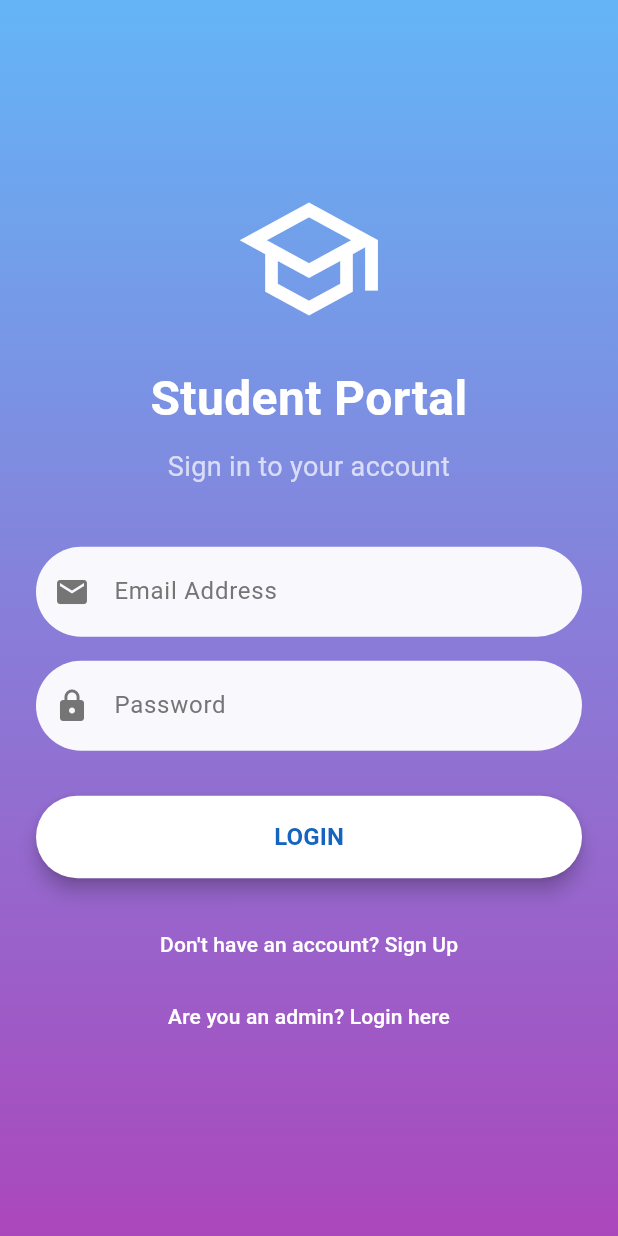
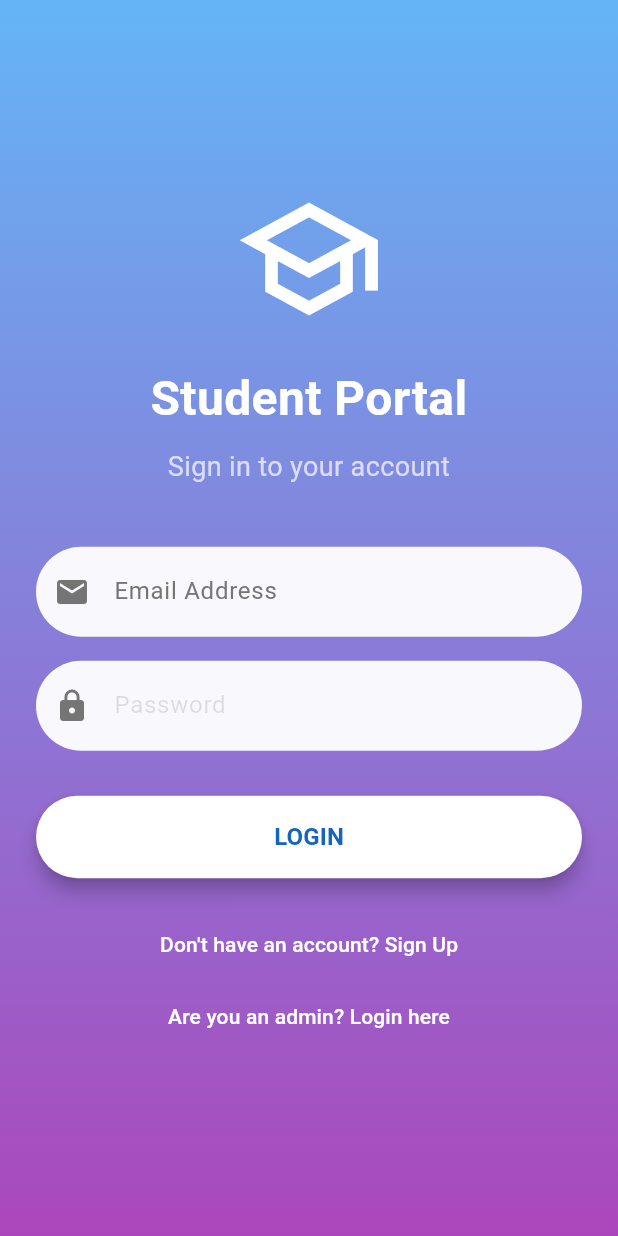
Before and after one commit to waris-ali-git/login, a Flutter app: the LoginScreen screen opened by its route, on a phone screen of 412 x 824 dp. Run offline on Flutter 3.47's test engine with Material 3 defaults, Android fonts, the phone set to English and light mode, and no system bars; our stand-ins replace file_picker, firebase_auth, firebase_core, open_filex, shared_preferences; accounts and stored records are empty.

Commit message:
color changed

```diff
--- a/lib/login_screen.dart
+++ b/lib/login_screen.dart
@@ -166,7 +166,7 @@ class _LoginScreenState extends State<LoginScreen> {
       style: const TextStyle(color: Colors.black87),
       decoration: InputDecoration(
         hintText: hintText,
-        hintStyle: TextStyle(color: Colors.grey.shade600),
+        hintStyle: TextStyle(color: Colors.black12),
         prefixIcon: Icon(Icons.lock, color: Colors.grey.shade600),
         filled: true,
         fillColor: Colors.white.withOpacity(0.95),
@@ -180,3 +180,8 @@ class _LoginScreenState extends State<LoginScreen> {
     );
   }
 }
+
+
+//commit
+//push
+//pull/update
```
